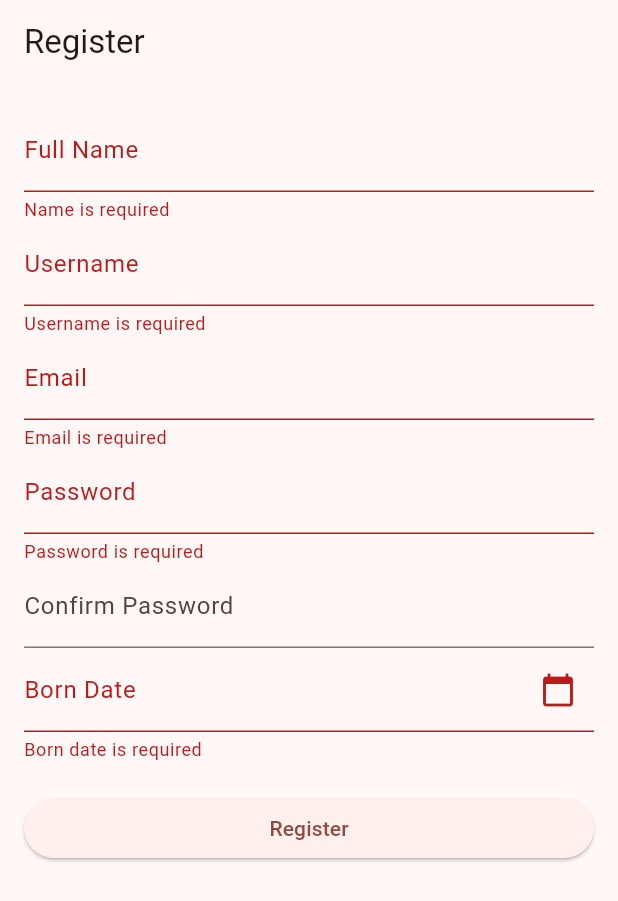
After one commit to mpmarfisi/taskium_app, a Flutter app: the RegistrationScreen screen opened by its route, after a tap on "Register", on a phone screen of 412 x 824 dp. The commit adds this screen. Shown: the top 901 px of the screen. Run offline on Flutter 3.47's test engine with Material 3 defaults, Android fonts, the phone set to English and light mode, and no system bars; our stand-ins replace cloud_firestore, file_picker, firebase_auth, firebase_core, firebase_storage, floor and 4 more; missing offline and left inert: flutter_pdfview; accounts and stored records are empty; generated files the repository leaves out were written again.

Commit message:
Added registration screen and profile working ok

```diff
--- a/lib/core/router/app_router.dart
+++ b/lib/core/router/app_router.dart
@@ -5,6 +5,7 @@ import 'package:taskium/presentation/screens/edit_screen.dart';
 import 'package:taskium/presentation/screens/home_screen.dart';
 import 'package:taskium/presentation/screens/login_screen.dart';
 import 'package:taskium/presentation/screens/profile_screen.dart';
+import 'package:taskium/presentation/screens/registration_screen.dart';
 import 'package:taskium/presentation/screens/settings_screen.dart';
 import 'package:taskium/presentation/screens/pomodoro_settings_screen.dart';
 import 'package:taskium/presentation/viewmodels/states/pomodoro_state.dart';
@@ -15,6 +16,10 @@ final appRouter = GoRouter(
     GoRoute(
       path: '/login',
       builder: (context, state) => const LoginScreen(),
+    ),
+    GoRoute(
+      path: '/register',
+      builder: (context, state) => const RegistrationScreen(),
     ),
     GoRoute(
       path: '/home',
--- a/lib/data/users_repository.dart
+++ b/lib/data/users_repository.dart
@@ -11,7 +11,7 @@ class UsersRepository implements FirebaseUserDataSource {
     try {
       final querySnapshot = await _firestore
           .collection(_collection)
-          .where('username', isEqualTo: username)
+          .where('email', isEqualTo: username)
           .withConverter(
             fromFirestore: User.fromFirestore,
             toFirestore: (User user, _) => user.toFirestore(),
--- a/lib/presentation/screens/login_screen.dart
+++ b/lib/presentation/screens/login_screen.dart
@@ -146,6 +146,16 @@ class _LoginScreenState extends State<LoginScreen> {
                       style: TextStyle(fontSize: 18),
                     ),
                   ),
+                  const SizedBox(height: 20),
+                  TextButton(
+                    onPressed: () {
+                      context.push('/register');
+                    },
+                    child: const Text(
+                      'Don\'t have an account? Register',
+                      style: TextStyle(color: Colors.white),
+                    ),
+                  ),
                 ],
               ),
             ),
--- /dev/null
+++ b/lib/presentation/screens/registration_screen.dart
@@ -0,0 +1,157 @@
+import 'package:flutter/material.dart';
+import 'package:flutter_riverpod/flutter_riverpod.dart';
+import 'package:go_router/go_router.dart';
+import 'package:taskium/presentation/viewmodels/notifiers/registration_notifier.dart';
+import 'package:taskium/presentation/viewmodels/states/registration_state.dart';
+
+class RegistrationScreen extends ConsumerStatefulWidget {
+  const RegistrationScreen({super.key});
+
+  @override
+  ConsumerState<RegistrationScreen> createState() => _RegistrationScreenState();
+}
+
+class _RegistrationScreenState extends ConsumerState<RegistrationScreen> {
+  final _formKey = GlobalKey<FormState>();
+  final _nameController = TextEditingController();
+  final _usernameController = TextEditingController();
+  final _emailController = TextEditingController();
+  final _passwordController = TextEditingController();
+  final _confirmPasswordController = TextEditingController();
+  final _bornDateController = TextEditingController();
+
+  @override
+  void dispose() {
+    _nameController.dispose();
+    _usernameController.dispose();
+    _emailController.dispose();
+    _passwordController.dispose();
+    _confirmPasswordController.dispose();
+    _bornDateController.dispose();
+    super.dispose();
+  }
+
+  Future<void> _selectBornDate() async {
+    final DateTime? pickedDate = await showDatePicker(
+      context: context,
+      initialDate: DateTime.now(),
+      firstDate: DateTime(1900),
+      lastDate: DateTime.now(),
+    );
+    if (pickedDate != null) {
+      setState(() {
+        _bornDateController.text =
+            '${pickedDate.year}-${pickedDate.month.toString().padLeft(2, '0')}-${pickedDate.day.toString().padLeft(2, '0')}';
+      });
+    }
+  }
+
+  void _register() {
+    if (_formKey.currentState?.validate() ?? false) {
+      ref.read(registrationNotifierProvider.notifier).registerUser(
+            name: _nameController.text,
+            username: _usernameController.text,
+            email: _emailController.text,
+            password: _passwordController.text,
+            bornDate: _bornDateController.text,
+          );
+    }
+  }
+
+  @override
+  Widget build(BuildContext context) {
+    ref.listen<RegistrationState>(registrationNotifierProvider, (previous, next) {
+      if (next.screenState.isError) {
+        ScaffoldMessenger.of(context).showSnackBar(
+          SnackBar(content: Text(next.errorMessage ?? 'An unknown error occurred.')),
+        );
+      }
+      if (next.screenState.isSuccess) {
+        ScaffoldMessenger.of(context).showSnackBar(
+          const SnackBar(content: Text('Registration successful! Please log in.')),
+        );
+        context.go('/login');
+      }
+    });
+
+    final registrationState = ref.watch(registrationNotifierProvider);
+
+    return Scaffold(
+      appBar: AppBar(
+        title: const Text('Register'),
+      ),
+      body: Padding(
+        padding: const EdgeInsets.all(16.0),
+        child: Form(
+          key: _formKey,
+          child: ListView(
+            children: [
+              TextFormField(
+                controller: _nameController,
+                decoration: const InputDecoration(labelText: 'Full Name'),
+                validator: (value) => value == null || value.isEmpty ? 'Name is required' : null,
+              ),
+              TextFormField(
+                controller: _usernameController,
+                decoration: const InputDecoration(labelText: 'Username'),
+                validator: (value) => value == null || value.isEmpty ? 'Username is required' : null,
+              ),
+              TextFormField(
+                controller: _emailController,
+                decoration: const InputDecoration(labelText: 'Email'),
+                keyboardType: TextInputType.emailAddress,
+                validator: (value) {
+                  if (value == null || value.isEmpty) return 'Email is required';
+                  if (!RegExp(r'^[\w-\.]+@([\w-]+\.)+[\w-]{2,4}$').hasMatch(value)) {
+                    return 'Please enter a valid email';
+                  }
+                  return null;
+                },
+              ),
+              TextFormField(
+                controller: _passwordController,
+                decoration: const InputDecoration(labelText: 'Password'),
+                obscureText: true,
+                validator: (value) {
+                  if (value == null || value.isEmpty) return 'Password is required';
+                  if (value.length < 6) return 'Password must be at least 6 characters';
+                  return null;
+                },
+              ),
+              TextFormField(
+                controller: _confirmPasswordController,
+                decoration: const InputDecoration(labelText: 'Confirm Password'),
+                obscureText: true,
+                validator: (value) {
+                  if (value != _passwordController.text) return 'Passwords do not match';
+                  return null;
+                },
+              ),
+              TextFormField(
+                controller: _bornDateController,
+                readOnly: true,
+                decoration: const InputDecoration(
+                  labelText: 'Born Date',
+                  suffixIcon: Icon(Icons.calendar_today),
+                ),
+                onTap: _selectBornDate,
+                validator: (value) => value == null || value.isEmpty ? 'Born date is required' : null,
+              ),
+              const SizedBox(height: 20),
+              ElevatedButton(
+                onPressed: registrationState.screenState.isRegistering ? null : _register,
+                child: registrationState.screenState.isRegistering
+                    ? const SizedBox(
+                        height: 20,
+                        width: 20,
+                        child: CircularProgressIndicator(strokeWidth: 2),
+                      )
+                    : const Text('Register'),
+              ),
+            ],
+          ),
+        ),
+      ),
+    );
+  }
+}
--- /dev/null
+++ b/lib/presentation/viewmodels/notifiers/registration_notifier.dart
@@ -0,0 +1,67 @@
+import 'package:firebase_auth/firebase_auth.dart' as auth;
+import 'package:flutter_riverpod/flutter_riverpod.dart';
+import 'package:taskium/data/users_repository.dart';
+import 'package:taskium/domain/user.dart';
+import 'package:taskium/presentation/viewmodels/states/registration_state.dart';
+
+final registrationUsersRepositoryProvider = Provider<UsersRepository>((ref) {
+  return UsersRepository();
+});
+
+class RegistrationNotifier extends AutoDisposeNotifier<RegistrationState> {
+  late final UsersRepository _usersRepository;
+  late final auth.FirebaseAuth _firebaseAuth;
+
+  @override
+  RegistrationState build() {
+    _usersRepository = ref.read(registrationUsersRepositoryProvider);
+    _firebaseAuth = auth.FirebaseAuth.instance;
+    return const RegistrationState();
+  }
+
+  Future<void> registerUser({
+    required String name,
+    required String username,
+    required String email,
+    required String password,
+    required String bornDate,
+  }) async {
+    try {
+      state = state.copyWith(screenState: RegistrationScreenState.registering);
+
+      final existingUser = await _usersRepository.getUserByUsername(username);
+      if (existingUser != null) {
+        throw Exception('Username already exists. Please choose another one.');
+      }
+
+      await _firebaseAuth.createUserWithEmailAndPassword(
+        email: email,
+        password: password,
+      );
+
+      final newUser = User(
+        username: username,
+        name: name,
+        email: email,
+        bornDate: bornDate,
+      );
+      await _usersRepository.addUser(newUser);
+
+      state = state.copyWith(screenState: RegistrationScreenState.success, errorMessage: null);
+    } on auth.FirebaseAuthException catch (e) {
+      state = state.copyWith(
+        screenState: RegistrationScreenState.error,
+        errorMessage: e.message ?? 'An unknown authentication error occurred.',
+      );
+    } catch (e) {
+      state = state.copyWith(
+        screenState: RegistrationScreenState.error,
+        errorMessage: e.toString(),
+      );
+    }
+  }
+}
+
+final registrationNotifierProvider = AutoDisposeNotifierProvider<RegistrationNotifier, RegistrationState>(
+  () => RegistrationNotifier(),
+);
--- /dev/null
+++ b/lib/presentation/viewmodels/states/registration_state.dart
@@ -0,0 +1,28 @@
+enum RegistrationScreenState { idle, registering, success, error }
+
+extension RegistrationScreenStateX on RegistrationScreenState {
+  bool get isIdle => this == RegistrationScreenState.idle;
+  bool get isRegistering => this == RegistrationScreenState.registering;
+  bool get isSuccess => this == RegistrationScreenState.success;
+  bool get isError => this == RegistrationScreenState.error;
+}
+
+class RegistrationState {
+  final RegistrationScreenState screenState;
+  final String? errorMessage;
+
+  const RegistrationState({
+    this.screenState = RegistrationScreenState.idle,
+    this.errorMessage,
+  });
+
+  RegistrationState copyWith({
+    RegistrationScreenState? screenState,
+    String? errorMessage,
+  }) {
+    return RegistrationState(
+      screenState: screenState ?? this.screenState,
+      errorMessage: errorMessage ?? this.errorMessage,
+    );
+  }
+}
```
Also changed, not shown: lib/domain/user.dart (+1 -9 lines), lib/presentation/screens/profile_screen.dart (+20 -39 lines), lib/presentation/viewmodels/notifiers/profile_notifier.dart (+6 -8 lines).
